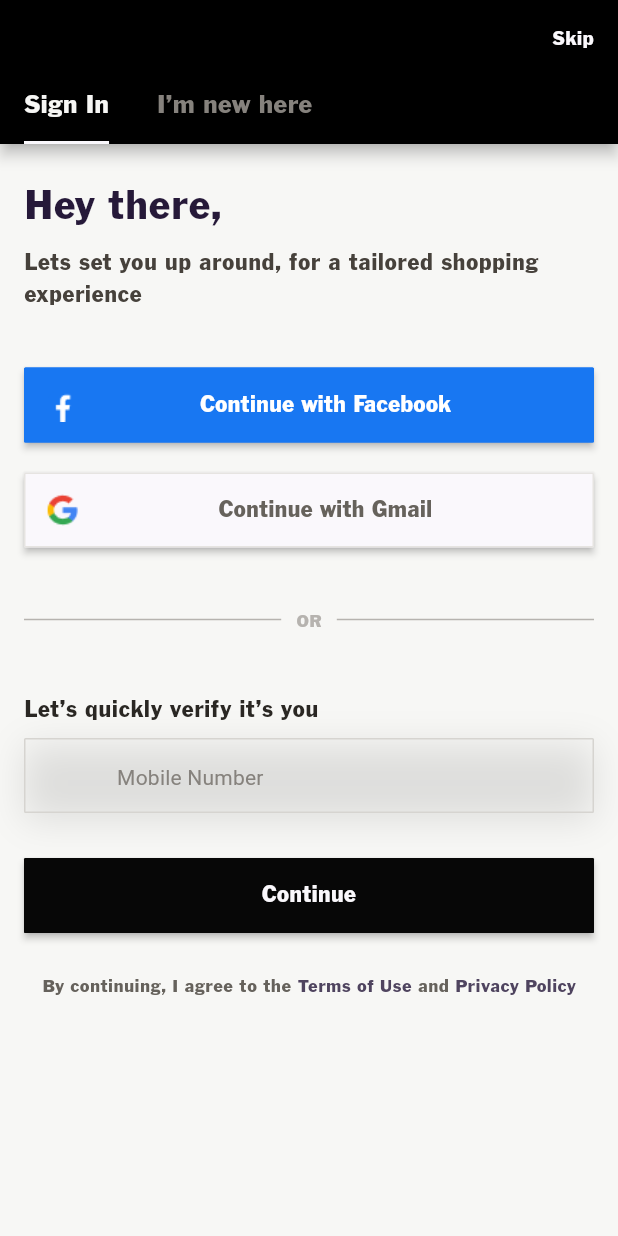
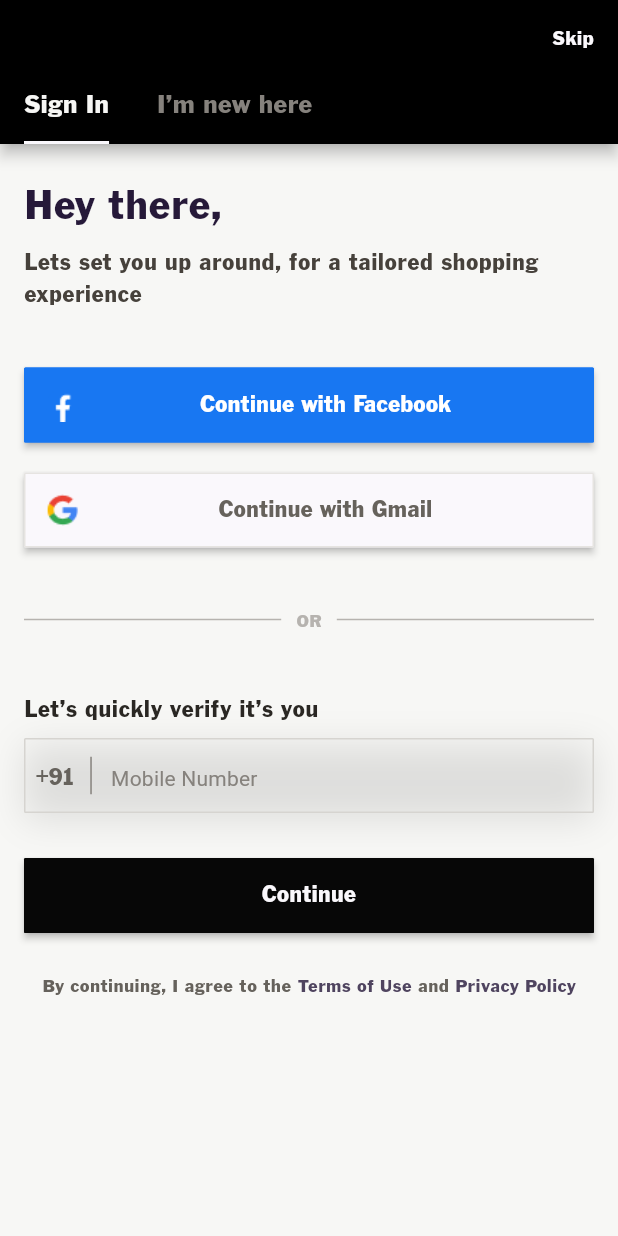
Before and after one commit to LaFetch2026/Lf_Application_Production, a Flutter app: the screen it shows after launch, after a tap on "Sign In", on a phone screen of 412 x 824 dp. Run offline on Flutter 3.47's test engine with Material 2 defaults, Android fonts, the phone set to English and light mode, and no system bars; our stand-ins replace dropdown_button2, flutter_otp_text_field, flutter_screenutil, get, logger.

Commit message:
solved login prefix icon not visible issue

```diff
--- a/lib/commonwidget/loginwidgets/number_widget.dart
+++ b/lib/commonwidget/loginwidgets/number_widget.dart
@@ -36,7 +36,9 @@ class NumberWidget extends StatelessWidget {
             /*   errorText: isValidate
                                                       ? 'Please enter number'
                                                       : null, */
-            prefix: SizedBox(
+            prefixIcon: Padding(
+              padding: const EdgeInsets.only(left: 8),
+              child: SizedBox(
                 width: 50,
                 child: Row(
                   children: [
@@ -58,6 +60,7 @@ class NumberWidget extends StatelessWidget {
                   ],
                 ),
               ),
+            ),
             counterText: "",
             hintText: "Mobile Number",
             hintStyle: const TextStyle(fontSize: 14, color: textHintColor),
```
Lines whose indentation alone changed are shown as unchanged.
